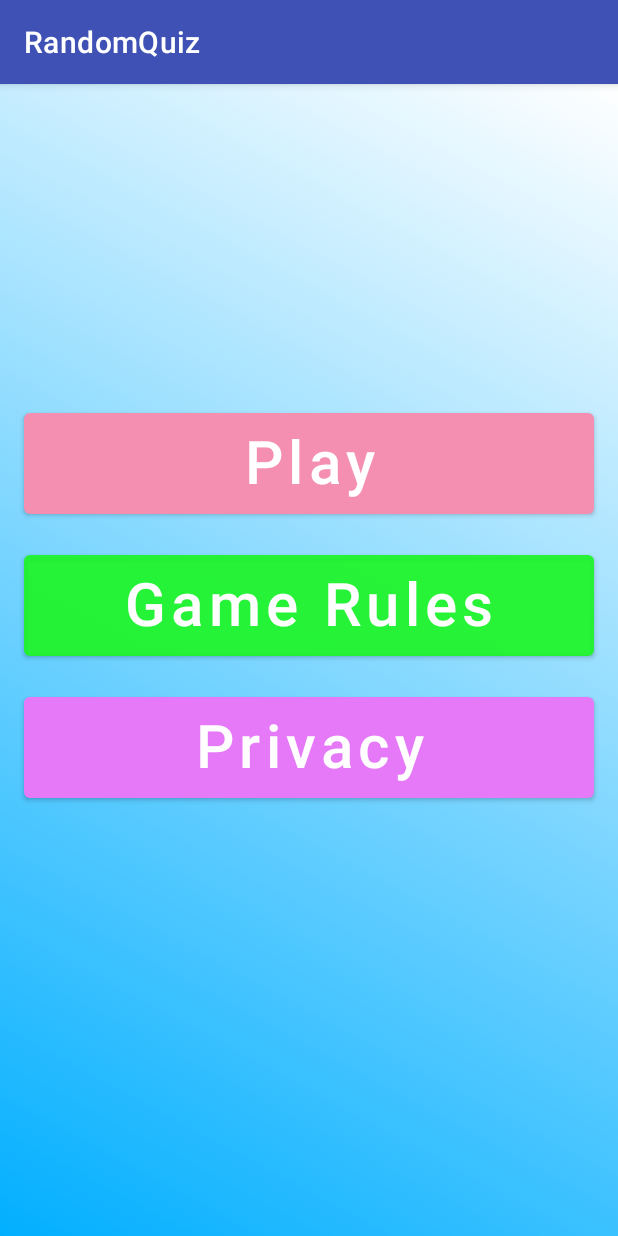
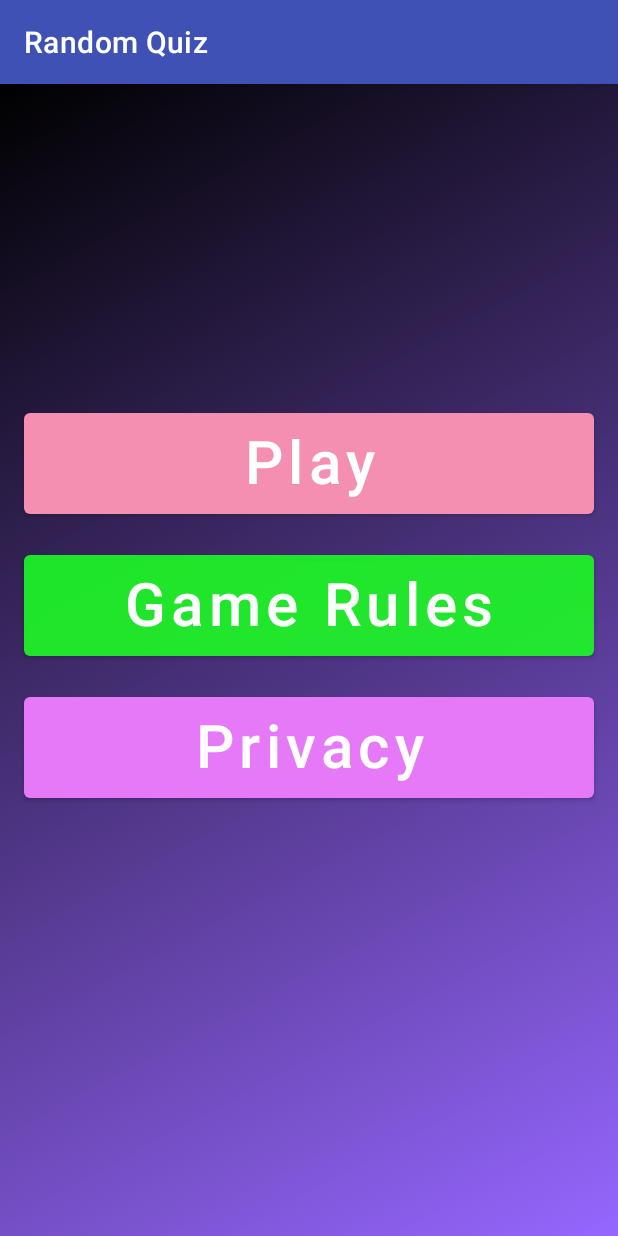
Before and after one commit to droidbg/Random_KBC_Quiz, an Android app: the screen it shows after launch (MenuActivity), on a phone screen of 412 x 824 dp. Run offline under Robolectric (Android 15) with nearby library versions, the phone set to English and light mode, and no system bars.

Commit message:
Game Version 1: Complete

```diff
--- a/app/src/main/AndroidManifest.xml
+++ b/app/src/main/AndroidManifest.xml
@@ -4,9 +4,9 @@
 <uses-permission android:name="android.permission.INTERNET"/>
     <application
         android:allowBackup="true"
-        android:icon="@mipmap/ic_launcher"
+        android:icon="@drawable/randomquiz"
         android:label="@string/app_name"
-        android:roundIcon="@mipmap/ic_launcher_round"
+        android:roundIcon="@drawable/randomquiz"
         android:supportsRtl="true"
         android:theme="@style/Theme.RandomQuiz">
         <activity
--- a/app/src/main/java/com/binni/randomquiz/MenuActivity.java
+++ b/app/src/main/java/com/binni/randomquiz/MenuActivity.java
@@ -1,8 +1,10 @@
 package com.binni.randomquiz;
 
 import androidx.appcompat.app.AppCompatActivity;
+import androidx.constraintlayout.widget.ConstraintLayout;
 
 import android.content.Intent;
+import android.graphics.drawable.AnimationDrawable;
 import android.os.Bundle;
 import android.view.View;
 
@@ -12,6 +14,7 @@ Intent intent;
     protected void onCreate(Bundle savedInstanceState) {
         super.onCreate(savedInstanceState);
         setContentView(R.layout.activity_menu);
+        startBackgroundAnimate();
     }
 
     public void play(View view) {
@@ -33,4 +36,11 @@ Intent intent;
         intent=new Intent(this,GameRuleActivity.class);
         startActivity(intent);
     }
+    public void startBackgroundAnimate(){
+        ConstraintLayout constraintLayout = findViewById(R.id.menuConstrain);
+        AnimationDrawable animationDrawable = (AnimationDrawable) constraintLayout.getBackground();
+        animationDrawable.setEnterFadeDuration(2000);
+        animationDrawable.setExitFadeDuration(4000);
+        animationDrawable.start();
+    }
 }
--- a/app/src/main/res/drawable/gradient_4.xml
+++ b/app/src/main/res/drawable/gradient_4.xml
@@ -2,6 +2,6 @@
 <shape xmlns:android="http://schemas.android.com/apk/res/android">
     <gradient
         android:angle="225"
-        android:endColor="#02AFFF"
-        android:startColor="#FFFFFF" />
+        android:endColor="#1C1C1C"
+        android:startColor="#99F700FF" />
 </shape>
--- a/app/src/main/res/drawable/gradient_5.xml
+++ b/app/src/main/res/drawable/gradient_5.xml
@@ -2,6 +2,6 @@
 <shape xmlns:android="http://schemas.android.com/apk/res/android">
     <gradient
         android:angle="135"
-        android:endColor="#ffffff"
-        android:startColor="#5A00FF" />
+        android:endColor="#000000"
+        android:startColor="#995100FF" />
 </shape>
--- a/app/src/main/res/drawable/gradient_6.xml
+++ b/app/src/main/res/drawable/gradient_6.xml
@@ -3,6 +3,6 @@
     <gradient
         android:angle="45"
         android:endColor="#070707"
-        android:startColor="#ffffff" />
+        android:startColor="#07F610" />
 
 </shape>
--- a/app/src/main/res/drawable/gradient_list1.xml
+++ b/app/src/main/res/drawable/gradient_list1.xml
@@ -1,9 +1,6 @@
 <?xml version="1.0" encoding="utf-8"?>
 <animation-list xmlns:android="http://schemas.android.com/apk/res/android">
-
-
-
-    <item android:drawable="@drawable/gradient_4"
+ <item android:drawable="@drawable/gradient_4"
         android:duration="4000"/>
     <item android:drawable="@drawable/gradient_5"
         android:duration="4000"/>
--- a/app/src/main/res/layout/activity_menu.xml
+++ b/app/src/main/res/layout/activity_menu.xml
@@ -4,6 +4,7 @@
     xmlns:tools="http://schemas.android.com/tools"
     android:layout_width="match_parent"
     android:layout_height="match_parent"
+    android:id="@+id/menuConstrain"
     android:background="@drawable/gradient_list1"
     tools:context=".MenuActivity">
 
--- a/app/src/main/res/values/strings.xml
+++ b/app/src/main/res/values/strings.xml
@@ -1,4 +1,4 @@
 <resources>
-    <string name="app_name">RandomQuiz</string>
+    <string name="app_name">Random Quiz</string>
     <string name="go">Go!</string>
 </resources>
```
Also changed, not shown: app/src/main/res/drawable/randomquiz.png (added).
